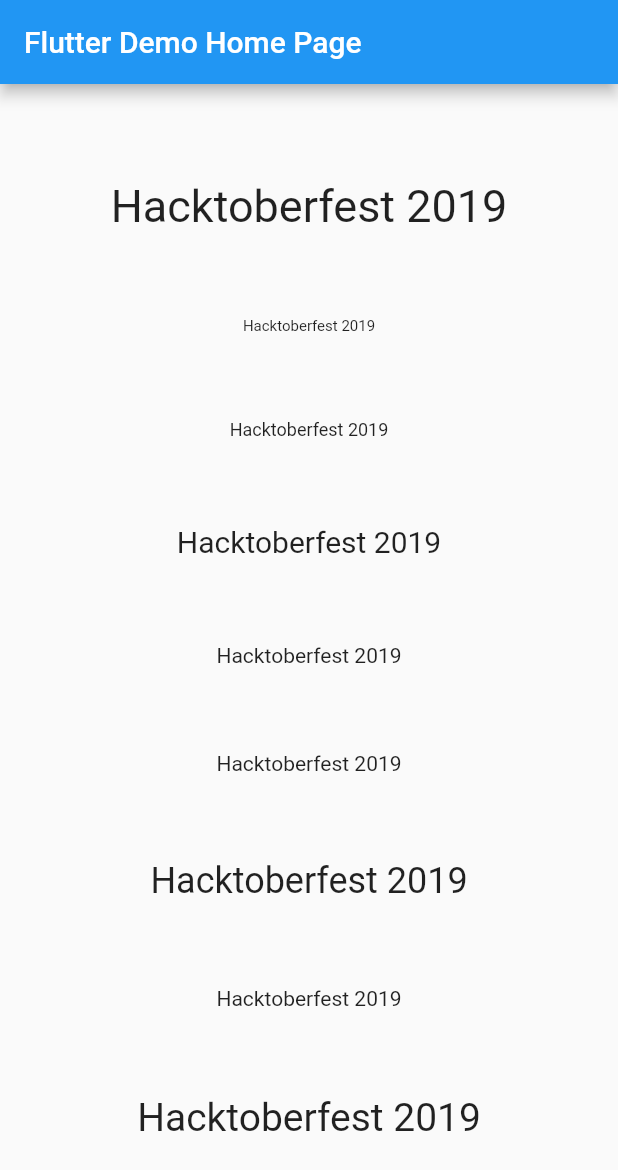
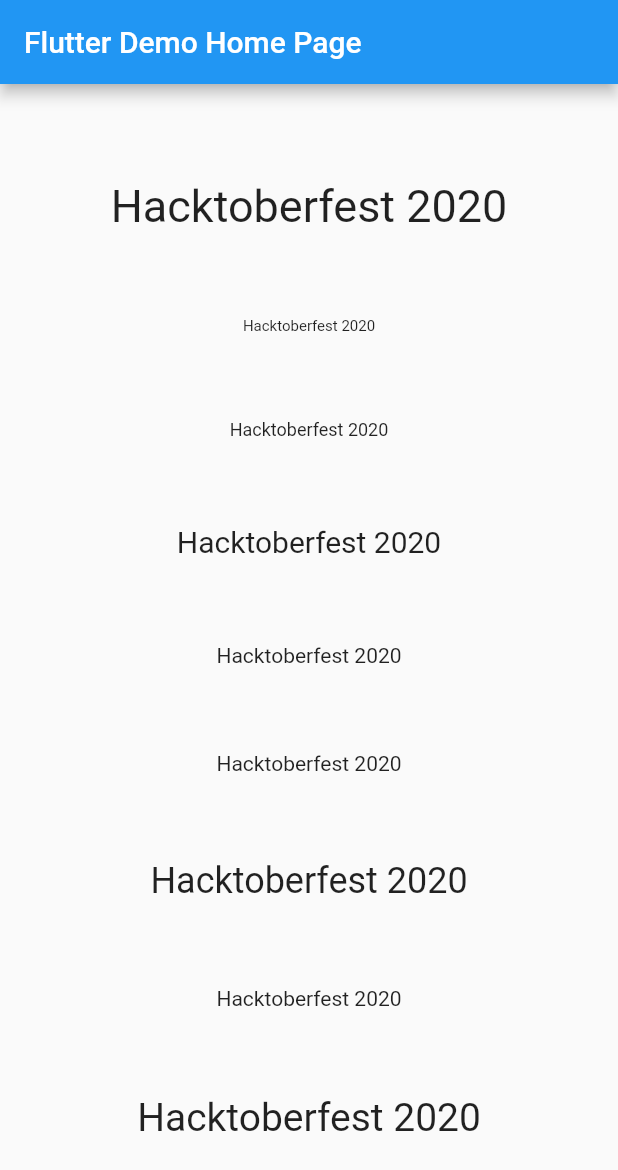
Before and after one commit to fidisys/hacktoberfest-flutter-app, a Flutter app: the screen it shows after launch, on a phone screen of 412 x 824 dp. Shown: the top 1170 px of the screen. Run offline on Flutter 3.47's test engine with Material 2 defaults, Android fonts, the phone set to English and light mode, and no system bars.

Commit message:
Updated it to Hacktoberfest 2020

```diff
--- a/lib/main.dart
+++ b/lib/main.dart
@@ -42,36 +42,36 @@ class _MyHomePageState extends State<MyHomePage> {
               mainAxisAlignment: MainAxisAlignment.spaceEvenly,
               children: <Widget>[
                 Text(
-                  'Hacktoberfest 2019',
+                  'Hacktoberfest 2020',
                   style: TextStyle(fontSize: 30),
                 ),
                 Text(
-                  'Hacktoberfest 2019',
+                  'Hacktoberfest 2020',
                   style: TextStyle(fontSize: 10),
                 ),
                 Text(
-                  'Hacktoberfest 2019',
+                  'Hacktoberfest 2020',
                   style: TextStyle(fontSize: 12),
                 ),
                 Text(
-                  'Hacktoberfest 2019',
+                  'Hacktoberfest 2020',
                   style: TextStyle(fontSize: 20),
                 ),
                 Text(
-                  'Hacktoberfest 2019',
+                  'Hacktoberfest 2020',
                 ),
                 Text(
-                  'Hacktoberfest 2019',
+                  'Hacktoberfest 2020',
                 ),
                 Text(
-                  'Hacktoberfest 2019',
+                  'Hacktoberfest 2020',
                   style: TextStyle(fontSize: 24),
                 ),
                 Text(
-                  'Hacktoberfest 2019',
+                  'Hacktoberfest 2020',
                 ),
                 Text(
-                  'Hacktoberfest 2019',
+                  'Hacktoberfest 2020',
                   style: TextStyle(fontSize: 26),
                 ),
               ],
```
